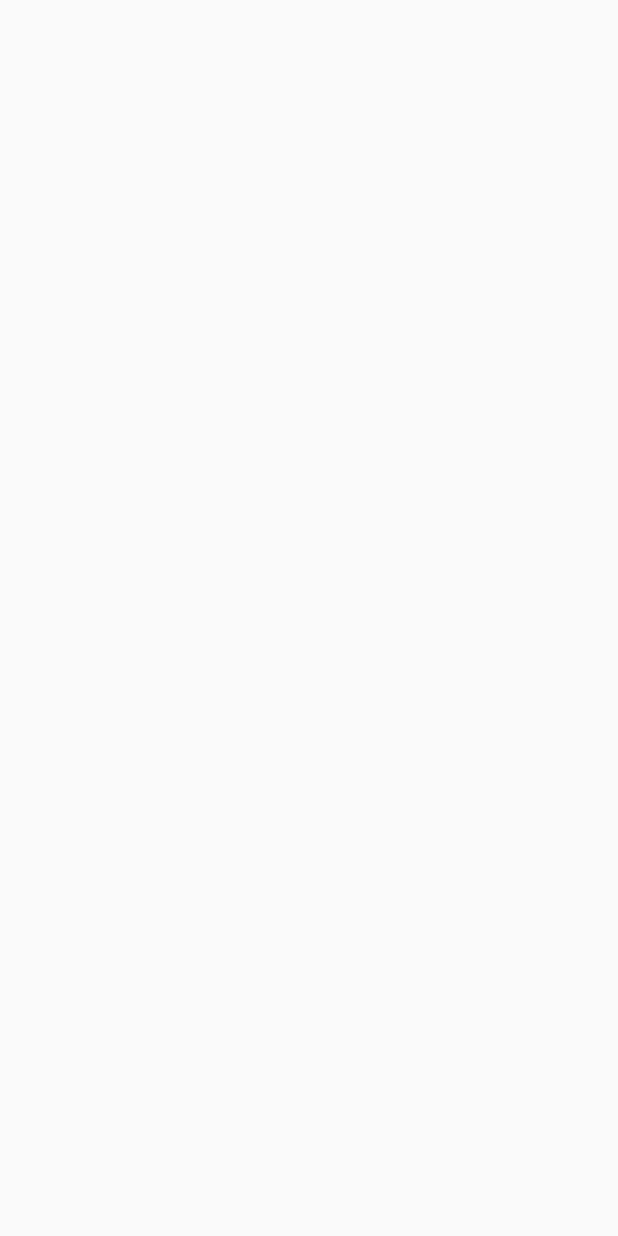
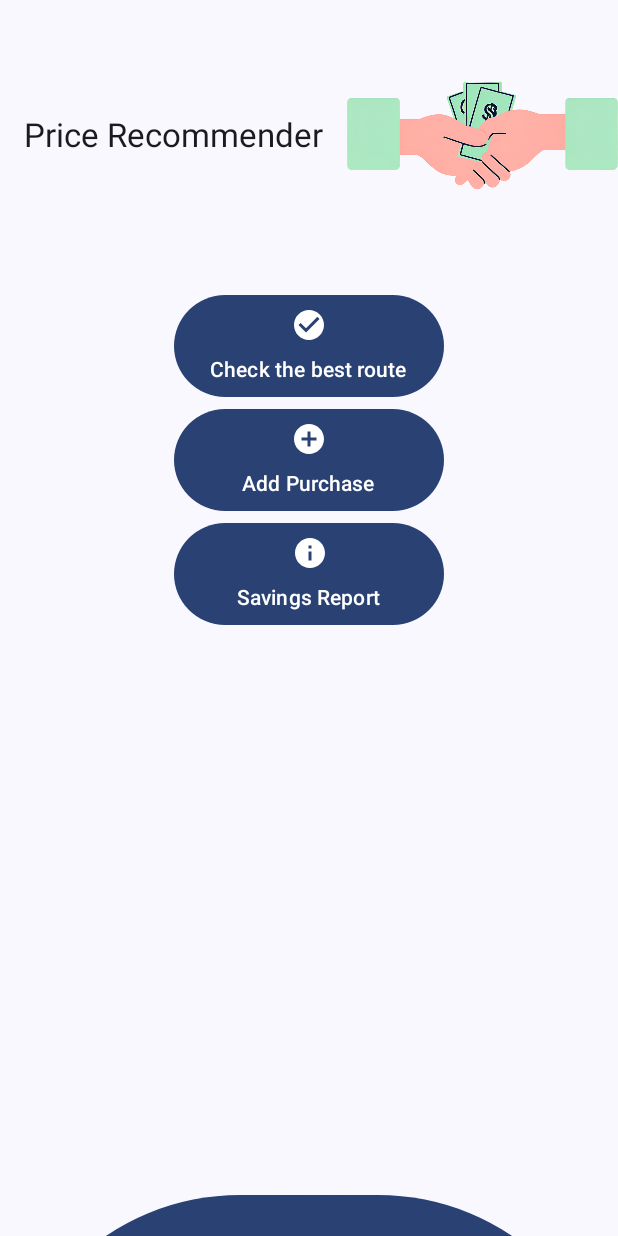
Before and after one commit to nicocababie/PriceRecommender, an Android app built with Jetpack Compose: the screen it shows after launch (MainActivity), on a phone screen of 412 x 824 dp. Before the commit the screen is empty. Run offline under Robolectric (Android 15) with nearby library versions, the phone set to English and light mode, and no system bars; our stand-ins replace constraintlayout-compose.

Commit message:
android - add home screen layout

```diff
--- a/mobile/PriceRecommender/app/src/main/java/com/example/pricerecommender/MainActivity.kt
+++ b/mobile/PriceRecommender/app/src/main/java/com/example/pricerecommender/MainActivity.kt
@@ -4,13 +4,7 @@ import android.os.Bundle
 import androidx.activity.ComponentActivity
 import androidx.activity.compose.setContent
 import androidx.activity.enableEdgeToEdge
-import androidx.compose.foundation.layout.fillMaxSize
-import androidx.compose.foundation.layout.padding
-import androidx.compose.material3.Scaffold
-import androidx.compose.material3.Text
-import androidx.compose.runtime.Composable
-import androidx.compose.ui.Modifier
-import androidx.compose.ui.tooling.preview.Preview
+import com.example.pricerecommender.ui.PriceRecommenderApp
 import com.example.pricerecommender.ui.theme.PriceRecommenderTheme
 
 class MainActivity : ComponentActivity() {
@@ -19,7 +13,7 @@ class MainActivity : ComponentActivity() {
         enableEdgeToEdge()
         setContent {
             PriceRecommenderTheme {
-
+                PriceRecommenderApp()
             }
         }
     }
--- /dev/null
+++ b/mobile/PriceRecommender/app/src/main/java/com/example/pricerecommender/ui/PriceRecommenderApp.kt
@@ -0,0 +1,102 @@
+package com.example.pricerecommender.ui
+
+import androidx.compose.foundation.Image
+import androidx.compose.foundation.layout.Arrangement
+import androidx.compose.foundation.layout.Row
+import androidx.compose.foundation.layout.padding
+import androidx.compose.material3.ExperimentalMaterial3Api
+import androidx.compose.material3.Scaffold
+import androidx.compose.material3.Text
+import androidx.compose.material3.TopAppBar
+import androidx.compose.runtime.Composable
+import androidx.compose.ui.Alignment
+import androidx.compose.ui.Modifier
+import androidx.compose.ui.res.painterResource
+import androidx.compose.ui.res.stringResource
+import androidx.compose.ui.tooling.preview.Preview
+import androidx.compose.ui.unit.dp
+import androidx.navigation.compose.NavHost
+import androidx.navigation.compose.composable
+import androidx.navigation.compose.rememberNavController
+import com.example.pricerecommender.R
+import com.example.pricerecommender.ui.screen.AddPurchaseScreen
+import com.example.pricerecommender.ui.screen.CartScreen
+import com.example.pricerecommender.ui.screen.CheckBestRouteScreen
+import com.example.pricerecommender.ui.screen.HomeScreen
+import com.example.pricerecommender.ui.screen.SavingsReportScreen
+import com.example.pricerecommender.ui.theme.PriceRecommenderTheme
+import com.example.pricerecommender.ui.utils.PriceRecommenderScreen
+
+@Composable
+fun PriceRecommenderApp() {
+    val navController = rememberNavController()
+
+    Scaffold(
+        topBar = {
+            PriceRecommenderTopAppBar()
+        }
+    ) { innerPadding ->
+        NavHost(
+            navController = navController,
+            startDestination = PriceRecommenderScreen.HomeScreen.name,
+            modifier = Modifier.padding(innerPadding)
+        ) {
+            composable(route = PriceRecommenderScreen.HomeScreen.name) {
+                HomeScreen(
+                    onCheckBestRouteClick = { navController.navigate(PriceRecommenderScreen.CheckBestRouteScreen.name) },
+                    onAddPurchaseClick = { navController.navigate(PriceRecommenderScreen.AddPurchaseScreen.name) },
+                    onSavingsReportClick = { navController.navigate(PriceRecommenderScreen.SavingsReportScreen.name) },
+                    onCartClick = { navController.navigate(PriceRecommenderScreen.CartScreen.name) }
+                )
+            }
+
+            composable(route = PriceRecommenderScreen.CheckBestRouteScreen.name) {
+                CheckBestRouteScreen()
+            }
+
+            composable(route = PriceRecommenderScreen.AddPurchaseScreen.name) {
+                AddPurchaseScreen()
+            }
+
+            composable(route = PriceRecommenderScreen.SavingsReportScreen.name) {
+                SavingsReportScreen()
+            }
+
+            composable(route = PriceRecommenderScreen.CartScreen.name) {
+                CartScreen()
+            }
+        }
+    }
+
+}
+
+@OptIn(ExperimentalMaterial3Api::class)
+@Composable
+fun PriceRecommenderTopAppBar(
+) {
+    TopAppBar(
+        title = {
+            Row(
+                verticalAlignment = Alignment.CenterVertically,
+                horizontalArrangement = Arrangement.spacedBy(16.dp)
+            ) {
+                Text(
+                    text = stringResource(R.string.app_name),
+                )
+
+                Image(
+                    painter = painterResource(id = R.drawable.pricerecommenderlogo),
+                    contentDescription = stringResource(R.string.app_name),
+                )
+            }
+        }
+    )
+}
+
+@Preview
+@Composable
+fun PriceRecommenderTopAppBarPreview() {
+    PriceRecommenderTheme {
+        PriceRecommenderTopAppBar()
+    }
+}
--- /dev/null
+++ b/mobile/PriceRecommender/app/src/main/java/com/example/pricerecommender/ui/screen/HomeScreen.kt
@@ -0,0 +1,155 @@
+package com.example.pricerecommender.ui.screen
+
+import androidx.compose.foundation.background
+import androidx.compose.foundation.layout.Arrangement
+import androidx.compose.foundation.layout.Box
+import androidx.compose.foundation.layout.Column
+import androidx.compose.foundation.layout.fillMaxSize
+import androidx.compose.foundation.layout.padding
+import androidx.compose.foundation.layout.size
+import androidx.compose.foundation.shape.RoundedCornerShape
+import androidx.compose.material.icons.Icons
+import androidx.compose.material.icons.filled.AddCircle
+import androidx.compose.material.icons.filled.CheckCircle
+import androidx.compose.material.icons.filled.Info
+import androidx.compose.material.icons.filled.ShoppingCart
+import androidx.compose.material3.Button
+import androidx.compose.material3.Icon
+import androidx.compose.material3.MaterialTheme
+import androidx.compose.material3.Text
+import androidx.compose.runtime.Composable
+import androidx.compose.ui.Alignment
+import androidx.compose.ui.Modifier
+import androidx.compose.ui.graphics.vector.ImageVector
+import androidx.compose.ui.res.stringResource
+import androidx.compose.ui.tooling.preview.Preview
+import androidx.compose.ui.unit.dp
+import androidx.constraintlayout.compose.ConstraintLayout
+import androidx.constraintlayout.compose.Dimension
+import com.example.pricerecommender.R
+import com.example.pricerecommender.ui.theme.PriceRecommenderTheme
+
+@Composable
+fun HomeScreen(
+    onCheckBestRouteClick: () -> Unit,
+    onAddPurchaseClick: () -> Unit,
+    onSavingsReportClick: () -> Unit,
+    onCartClick: () -> Unit
+) {
+    ConstraintLayout(
+        modifier = Modifier.fillMaxSize()
+    ) {
+        val (
+            cartButtonRef,
+            bestRouteButtonRef,
+            addPurchaseButtonRef,
+            savingsReportButtonRef
+        ) = createRefs()
+
+        CustomButton(
+            onClick = onCheckBestRouteClick,
+            icon = Icons.Default.CheckCircle,
+            text = stringResource(R.string.check_the_best_route),
+            modifier = Modifier.constrainAs(bestRouteButtonRef) {
+                top.linkTo(parent.top, 16.dp)
+                start.linkTo(parent.start)
+                end.linkTo(parent.end)
+            }
+        )
+
+        CustomButton(
+            onClick = onAddPurchaseClick,
+            icon = Icons.Default.AddCircle,
+            text = stringResource(R.string.add_purchase),
+            modifier = Modifier.constrainAs(addPurchaseButtonRef) {
+                top.linkTo(bestRouteButtonRef.bottom, 8.dp)
+                start.linkTo(bestRouteButtonRef.start)
+                end.linkTo(bestRouteButtonRef.end)
+                width = Dimension.fillToConstraints
+            }
+        )
+
+        CustomButton(
+            onClick = onSavingsReportClick,
+            icon = Icons.Default.Info,
+            text = stringResource(R.string.savings_report),
+            modifier = Modifier.constrainAs(savingsReportButtonRef) {
+                top.linkTo(addPurchaseButtonRef.bottom, 8.dp)
+                start.linkTo(bestRouteButtonRef.start)
+                end.linkTo(bestRouteButtonRef.end)
+                width = Dimension.fillToConstraints
+            }
+        )
+
+        Button(
+            onClick = onCartClick,
+            modifier = Modifier
+                .background(
+                    MaterialTheme.colorScheme.primary,
+                    shape = RoundedCornerShape(160.dp)
+                )
+                .constrainAs(cartButtonRef) {
+                    top.linkTo(savingsReportButtonRef.bottom, 380.dp)
+                }
+        ) {
+            Box(
+                modifier = Modifier.fillMaxSize(),
+                contentAlignment = Alignment.TopCenter // Alinea la columna en la parte superior
+            ) {
+                Column(
+                    verticalArrangement = Arrangement.spacedBy(8.dp),
+                    horizontalAlignment = Alignment.CenterHorizontally,
+                ) {
+                    Icon(
+                        imageVector = Icons.Default.ShoppingCart,
+                        contentDescription = stringResource(R.string.create_shopping_list),
+                        modifier = Modifier
+                            .padding(top = 16.dp)
+                            .size(60.dp)
+                    )
+                    Text(
+                        text = stringResource(R.string.create_shopping_list)
+                    )
+                }
+            }
+        }
+
+    }
+}
+
+@Composable
+fun CustomButton(
+    onClick: () -> Unit,
+    modifier: Modifier = Modifier,
+    icon: ImageVector,
+    text: String
+) {
+    Button(
+        onClick = onClick,
+        modifier = modifier
+    ) {
+        Column(
+            horizontalAlignment = Alignment.CenterHorizontally,
+            verticalArrangement = Arrangement.spacedBy(8.dp)
+        ) {
+            Icon(imageVector = icon, contentDescription = text)
+            Text(text = text)
+        }
+    }
+}
+
+@Preview
+@Composable
+fun CustomButtonPreview() {
+    PriceRecommenderTheme {
+        CustomButton({}, text ="Add Purchase", icon = Icons.Default.AddCircle)
+    }
+}
+
+@Preview(showBackground = true)
+@Composable
+fun HomeScreenPreview() {
+    PriceRecommenderTheme {
+        HomeScreen({}, {}, {}, {})
+    }
+}
--- a/mobile/PriceRecommender/app/src/main/res/values/strings.xml
+++ b/mobile/PriceRecommender/app/src/main/res/values/strings.xml
@@ -1,3 +1,10 @@
 <resources>
     <string name="app_name">Price Recommender</string>
+    <string name="home_screen">Home Screen</string>
+    <string name="cart_screen">Cart Screen</string>
+    <string name="navigate_back">Navigate back</string>
+    <string name="check_the_best_route">Check the best route</string>
+    <string name="add_purchase">Add Purchase</string>
+    <string name="savings_report">Savings Report</string>
+    <string name="create_shopping_list">Create shopping list</string>
 </resources>
```
Also changed, not shown: mobile/PriceRecommender/app/build.gradle.kts (+7 -0 lines), mobile/PriceRecommender/app/src/main/java/com/example/pricerecommender/ui/screen/AddPurchaseScreen.kt (added, +11 -0 lines), mobile/PriceRecommender/app/src/main/java/com/example/pricerecommender/ui/screen/CartScreen.kt (added, +11 -0 lines), mobile/PriceRecommender/app/src/main/java/com/example/pricerecommender/ui/screen/CheckBestRouteScreen.kt (added, +11 -0 lines), mobile/PriceRecommender/app/src/main/java/com/example/pricerecommender/ui/screen/SavingsReportScreen.kt (added, +11 -0 lines), mobile/PriceRecommender/app/src/main/java/com/example/pricerecommender/ui/utils/PriceRecommenderScreen.kt (added, +14 -0 lines), mobile/PriceRecommender/app/src/main/res/drawable/pricerecommenderlogo.png (added).
